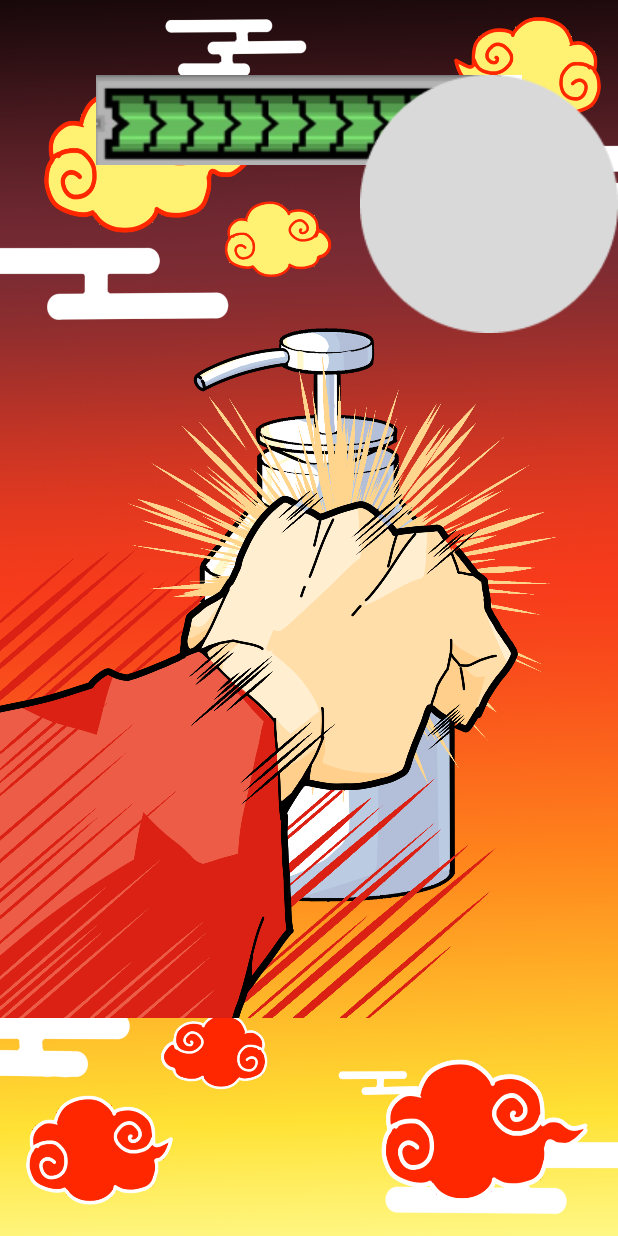
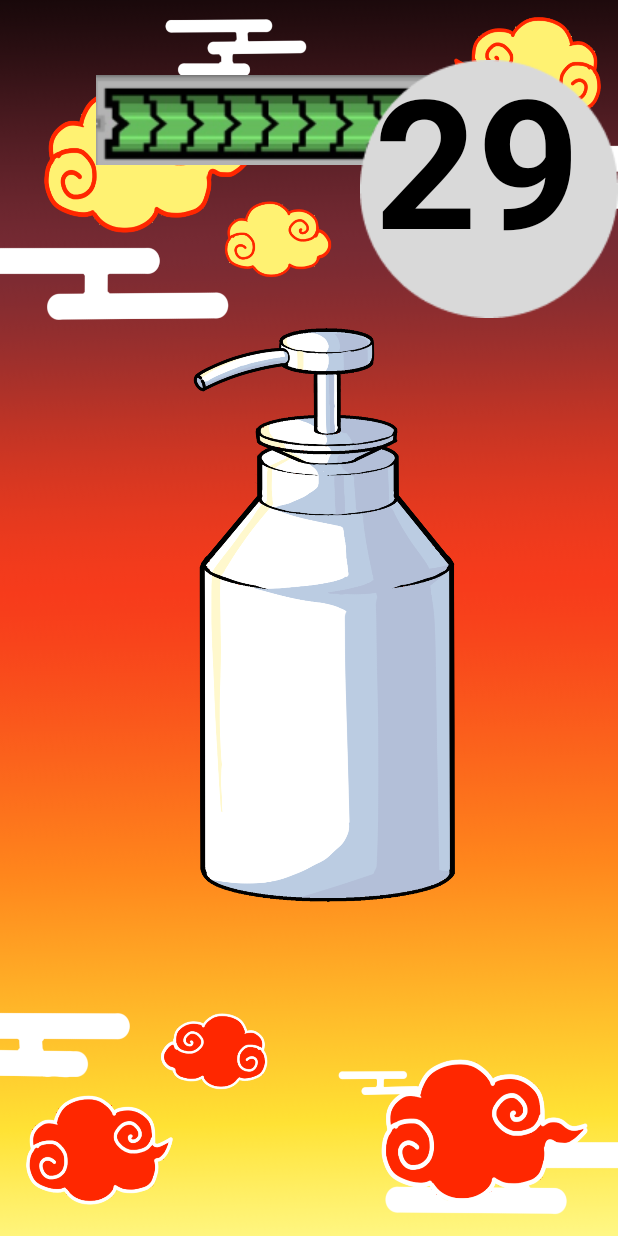
Before and after one commit to lisa6w6asil/shampookanfuu, an Android app: the screen it shows after launch (GameActivity), after a tap on an icon or button, on a phone screen of 412 x 824 dp. Run offline under Robolectric (Android 15) with nearby library versions, the light colour scheme and no system bars.

Commit message:
いい感じのところまで行った

```diff
--- a/app/src/main/java/com/example/kanfuuu/GameActivity.java
+++ b/app/src/main/java/com/example/kanfuuu/GameActivity.java
@@ -1,8 +1,19 @@
 package com.example.kanfuuu;
 
+import android.animation.Animator;
+import android.animation.AnimatorListenerAdapter;
+import android.animation.AnimatorSet;
+import android.animation.ObjectAnimator;
 import android.content.Context;
 import android.content.Intent;
 import android.os.Bundle;
+import android.os.CountDownTimer;
+import android.view.View;
+import android.widget.FrameLayout;
+import android.widget.ImageView;
+import android.widget.RelativeLayout;
+import android.widget.TextView;
+import android.widget.Toast;
 
 import androidx.activity.EdgeToEdge;
 import androidx.appcompat.app.AppCompatActivity;
@@ -12,9 +23,23 @@ import androidx.core.view.WindowInsetsCompat;
 
 public class GameActivity extends AppCompatActivity {
 
-    public static Intent newIntent(Context context) {
+    private static final int DEFAULT_TIMER_VALUE = 30;
+    private static final long TOTAL_TIME = DEFAULT_TIMER_VALUE * 1000;
+    private static final long INTERVAL_TIME = 1000;
+
+    public static Intent newIntent(Context context){
         return new Intent(context, GameActivity.class);
     }
+    private View shampooHp;
+    private TextView timerText;
+    private ImageView shampoo;
+    private View actionPunch;
+    private AnimatorSet punchAnimatorSet;
+    private View actionKick;
+    private AnimatorSet kickAnimatorSet;
+    private CountDownTimer timer;
+    private int count = 0;
+
     @Override
     protected void onCreate(Bundle savedInstanceState) {
         super.onCreate(savedInstanceState);
@@ -25,5 +50,107 @@ public class GameActivity extends AppCompatActivity {
             v.setPadding(systemBars.left, systemBars.top, systemBars.right, systemBars.bottom);
             return insets;
         });
+
+        shampoo = findViewById(R.id.shampoo);
+        actionPunch = findViewById(R.id.punch);
+        actionKick = findViewById(R.id.kick);
+        timerText = findViewById(R.id.time_text);
+        shampooHp = findViewById(R.id.hp);
+
+        punchActionSetting();
+        kickActionSerring();
+
+
+        shampoo.setOnClickListener(new View.OnClickListener() {
+            @Override
+            public void onClick(View view) {
+                ++count;
+                if (count % 2 == 0) {
+                    if (punchAnimatorSet.isRunning()) return;
+                    punchAnimatorSet.start();
+                    shampoo.setImageResource(R.drawable.punch);
+                } else {
+                    if (kickAnimatorSet.isRunning()) return;
+                    kickAnimatorSet.start();
+                    shampoo.setImageResource(R.drawable.kick);
+                }
+            }
+        });
+        initTimer();
+        timer.start();
+    }
+
+    @Override
+    protected void onDestroy() {
+        super.onDestroy();
+        timer.cancel();
+        timer = null;
+    }
+
+    private void initTimer(){
+        timerText.setText(String.valueOf(DEFAULT_TIMER_VALUE));
+        timer = new CountDownTimer(TOTAL_TIME, INTERVAL_TIME) {
+            @Override
+            public void onTick(long millisUnitlFinished) {
+                long second = millisUnitlFinished / 1000;
+                timerText.setText(String.valueOf(second));
+            }
+
+            @Override
+            public void onFinish() {
+                shampoo.setOnClickListener(null);
+                Intent intent = Result
+                        .newIntent(GameActivity.this, count);
+                startActivity(intent);
+
+            }
+        };
+    }
+
+    private void punchActionSetting(){
+        ObjectAnimator moveRight = ObjectAnimator.ofFloat(actionPunch, "translationX", -1000f, 0f);
+        moveRight.setDuration(300);
+        ObjectAnimator moveUp = ObjectAnimator.ofFloat(actionPunch, "translationY", 1000f, 0f);
+        moveUp.setDuration(300);
+        punchAnimatorSet = new AnimatorSet();
+        punchAnimatorSet.playTogether(moveRight, moveUp);
+        punchAnimatorSet.addListener(new AnimatorListenerAdapter() {
+
+
+            @Override
+            public void onAnimationEnd(Animator animation) {
+                super.onAnimationEnd(animation);
+                actionPunch.setVisibility(View.GONE);
+            }
+
+            @Override
+            public void onAnimationStart(Animator animation) {
+                super.onAnimationStart(animation);
+                actionPunch.setVisibility(View.VISIBLE);
+            }
+        });
+    }
+
+    private void kickActionSerring(){
+        ObjectAnimator moveleft = ObjectAnimator.ofFloat(actionKick, "translationX",1000f, 0f);
+        moveleft.setDuration(300);
+        ObjectAnimator moveUp = ObjectAnimator.ofFloat(actionKick, "translationY", 1000f, 0f);
+        moveUp.setDuration(300);
+        kickAnimatorSet = new AnimatorSet();
+        kickAnimatorSet.playTogether(moveleft, moveUp);
+        kickAnimatorSet.addListener(new AnimatorListenerAdapter() {
+
+            @Override
+            public void onAnimationEnd(Animator animation) {
+                super.onAnimationEnd(animation);
+                actionKick.setVisibility(View.GONE);
+            }
+
+            @Override
+            public void onAnimationStart(Animator animation) {
+                super.onAnimationStart(animation);
+                actionKick.setVisibility(View.VISIBLE);
+            }
+        });
     }
 }
--- a/app/src/main/java/com/example/kanfuuu/MainActivity.java
+++ b/app/src/main/java/com/example/kanfuuu/MainActivity.java
@@ -33,6 +33,7 @@ public class MainActivity extends AppCompatActivity {
                 startActivity(intent);
 
             }
+
         });
 
     }
--- a/app/src/main/res/layout/activity_game.xml
+++ b/app/src/main/res/layout/activity_game.xml
@@ -7,11 +7,11 @@
     android:layout_height="match_parent"
     tools:context=".GameActivity">
 
-    <FrameLayout xmlns:android="http://schemas.android.com/apk/res/android"
+    <FrameLayout
         android:layout_width="match_parent"
         android:layout_height="match_parent"
         android:background="@drawable/game_top"
-        xmlns:andoroid="http://schemas.android.com/apk/res-auto">
+        android:id="@+id/activity_game">
 
         <ImageView
             android:id="@+id/hp"
@@ -22,12 +22,23 @@
             android:src="@drawable/hp_0" />
 
         <ImageView
-            android:id="@+id/time"
             android:layout_width="wrap_content"
             android:layout_height="wrap_content"
             android:layout_gravity="right|top"
-            android:layout_marginTop="50dp"
+            android:layout_marginTop="40dp"
             android:src="@drawable/circle" />
+
+        <TextView
+            android:id="@+id/time_text"
+            android:layout_width="wrap_content"
+            android:layout_height="wrap_content"
+            android:layout_gravity="right|top"
+            android:layout_margin="25dp"
+            android:text="20"
+            android:textColor="@color/black"
+            android:textSize="120sp"
+            android:textStyle="bold" />
+
 
         <ImageView
             android:id="@+id/shampoo"
@@ -41,7 +52,16 @@
             android:layout_width="wrap_content"
             android:layout_height="wrap_content"
             android:layout_marginTop="50dp"
+            android:visibility="gone"
             android:src="@drawable/punch" />
+
+        <ImageView
+            android:id="@+id/kick"
+            android:layout_width="wrap_content"
+            android:layout_height="wrap_content"
+            android:layout_marginTop="50dp"
+            android:visibility="gone"
+            android:src="@drawable/kick" />
 
     </FrameLayout>
 
```
Also changed, not shown: app/src/main/java/com/example/kanfuuu/Result.java (+10 -0 lines).
